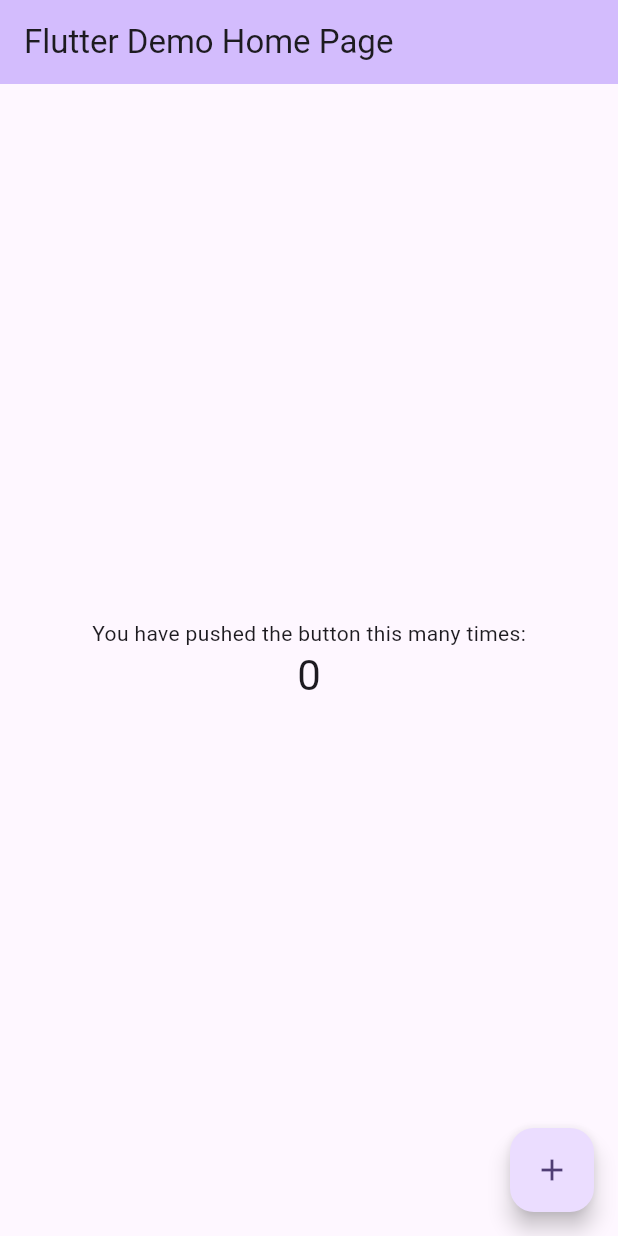
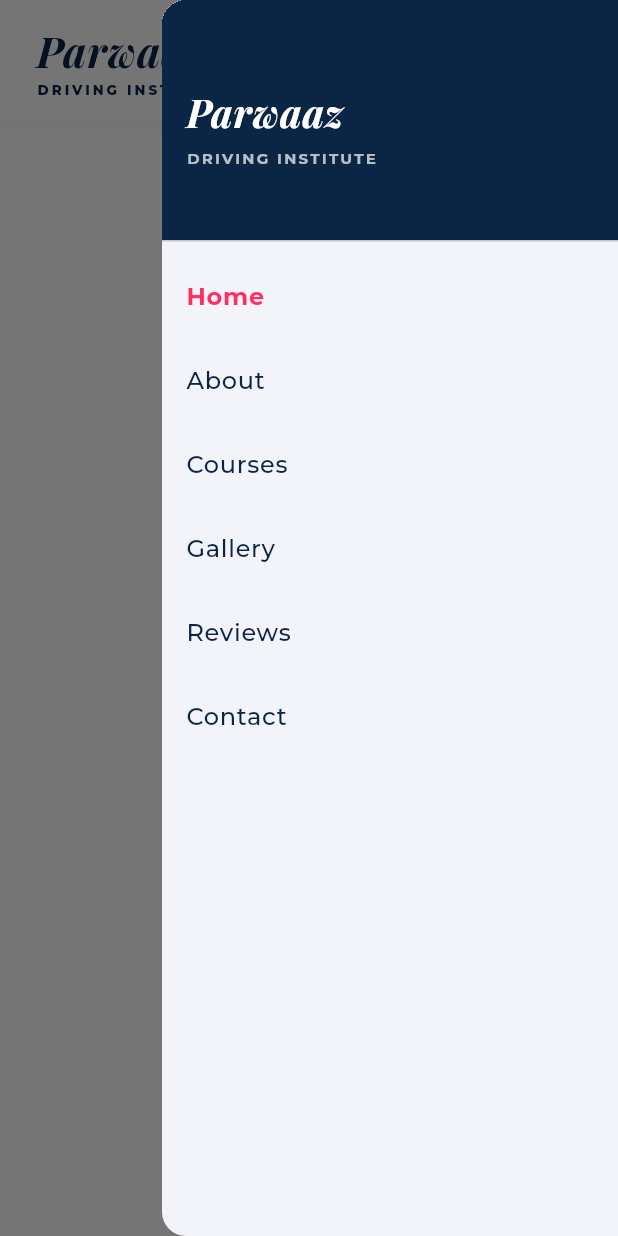
Before and after one commit to mianzainjhandir/Parwaaz_Driving_Institute, a Flutter app: the screen it shows after launch, with the side drawer open (before the commit the screen has no drawer), on a phone screen of 412 x 824 dp. Run offline on Flutter 3.47's test engine with Material 3 defaults, Android fonts, the phone set to English and light mode, and no system bars; our stand-ins replace google_fonts.

Commit message:
Update custom app bar and clean up body

```diff
--- a/lib/main.dart
+++ b/lib/main.dart
@@ -1,4 +1,6 @@
 import 'package:flutter/material.dart';
+import 'package:google_fonts/google_fonts.dart';
+import 'package:parwaz/widgets/parwaz_app_bar.dart';
 
 void main() {
   runApp(const MyApp());
@@ -7,115 +9,121 @@ void main() {
 class MyApp extends StatelessWidget {
   const MyApp({super.key});
 
-  // This widget is the root of your application.
   @override
   Widget build(BuildContext context) {
     return MaterialApp(
-      title: 'Flutter Demo',
+      title: 'Parwaaz Driving Institute',
+      debugShowCheckedModeBanner: false,
       theme: ThemeData(
-        // This is the theme of your application.
-        //
-        // TRY THIS: Try running your application with "flutter run". You'll see
-        // the application has a purple toolbar. Then, without quitting the app,
-        // try changing the seedColor in the colorScheme below to Colors.green
-        // and then invoke "hot reload" (save your changes or press the "hot
-        // reload" button in a Flutter-supported IDE, or press "r" if you used
-        // the command line to start the app).
-        //
-        // Notice that the counter didn't reset back to zero; the application
-        // state is not lost during the reload. To reset the state, use hot
-        // restart instead.
-        //
-        // This works for code too, not just values: Most code changes can be
-        // tested with just a hot reload.
-        colorScheme: .fromSeed(seedColor: Colors.deepPurple),
+        colorScheme: ColorScheme.fromSeed(seedColor: const Color(0xFF0B2545)),
+        useMaterial3: true,
       ),
-      home: const MyHomePage(title: 'Flutter Demo Home Page'),
+      home: const MyHomePage(),
     );
   }
 }
 
 class MyHomePage extends StatefulWidget {
-  const MyHomePage({super.key, required this.title});
-
-  // This widget is the home page of your application. It is stateful, meaning
-  // that it has a State object (defined below) that contains fields that affect
-  // how it looks.
-
-  // This class is the configuration for the state. It holds the values (in this
-  // case the title) provided by the parent (in this case the App widget) and
-  // used by the build method of the State. Fields in a Widget subclass are
-  // always marked "final".
-
-  final String title;
+  const MyHomePage({super.key});
 
   @override
   State<MyHomePage> createState() => _MyHomePageState();
 }
 
 class _MyHomePageState extends State<MyHomePage> {
-  int _counter = 0;
-
-  void _incrementCounter() {
-    setState(() {
-      // This call to setState tells the Flutter framework that something has
-      // changed in this State, which causes it to rerun the build method below
-      // so that the display can reflect the updated values. If we changed
-      // _counter without calling setState(), then the build method would not be
-      // called again, and so nothing would appear to happen.
-      _counter++;
-    });
-  }
+  String _selectedTab = 'Home';
 
   @override
   Widget build(BuildContext context) {
-    // This method is rerun every time setState is called, for instance as done
-    // by the _incrementCounter method above.
-    //
-    // The Flutter framework has been optimized to make rerunning build methods
-    // fast, so that you can just rebuild anything that needs updating rather
-    // than having to individually change instances of widgets.
+    final primaryColor = const Color(0xFF0B2545);
+    final accentPink = const Color(0xFFFF2E63);
+
     return Scaffold(
-      appBar: AppBar(
-        // TRY THIS: Try changing the color here to a specific color (to
-        // Colors.amber, perhaps?) and trigger a hot reload to see the AppBar
-        // change color while the other colors stay the same.
-        backgroundColor: Theme.of(context).colorScheme.inversePrimary,
-        // Here we take the value from the MyHomePage object that was created by
-        // the App.build method, and use it to set our appbar title.
-        title: Text(widget.title),
+      backgroundColor: Colors.white,
+      appBar: ParwaazAppBar(
+        onMenuItemSelected: (title) {
+          setState(() {
+            _selectedTab = title;
+          });
+          ScaffoldMessenger.of(context).showSnackBar(
+            SnackBar(content: Text('Selected: $title')),
+          );
+        },
+        onBookNowPressed: () {
+          ScaffoldMessenger.of(context).showSnackBar(
+            const SnackBar(content: Text('Book Now clicked!')),
+          );
+        },
+        onWhatsAppPressed: () {
+          ScaffoldMessenger.of(context).showSnackBar(
+            const SnackBar(content: Text('WhatsApp chat opened!')),
+          );
+        },
       ),
-      body: Center(
-        // Center is a layout widget. It takes a single child and positions it
-        // in the middle of the parent.
-        child: Column(
-          // Column is also a layout widget. It takes a list of children and
-          // arranges them vertically. By default, it sizes itself to fit its
-          // children horizontally, and tries to be as tall as its parent.
-          //
-          // Column has various properties to control how it sizes itself and
-          // how it positions its children. Here we use mainAxisAlignment to
-          // center the children vertically; the main axis here is the vertical
-          // axis because Columns are vertical (the cross axis would be
-          // horizontal).
-          //
-          // TRY THIS: Invoke "debug painting" (choose the "Toggle Debug Paint"
-          // action in the IDE, or press "p" in the console), to see the
-          // wireframe for each widget.
-          mainAxisAlignment: .center,
+      endDrawer: Drawer(
+        child: ListView(
+          padding: EdgeInsets.zero,
           children: [
-            const Text('You have pushed the button this many times:'),
-            Text(
-              '$_counter',
-              style: Theme.of(context).textTheme.headlineMedium,
+            DrawerHeader(
+              decoration: BoxDecoration(color: primaryColor),
+              child: Column(
+                crossAxisAlignment: CrossAxisAlignment.start,
+                mainAxisAlignment: MainAxisAlignment.center,
+                children: [
+                  Text(
+                    'Parwaaz',
+                    style: GoogleFonts.playfairDisplay(
+                      fontSize: 26,
+                      fontWeight: FontWeight.bold,
+                      fontStyle: FontStyle.italic,
+                      color: Colors.white,
+                    ),
+                  ),
+                  const SizedBox(height: 4),
+                  Text(
+                    'DRIVING INSTITUTE',
+                    style: GoogleFonts.montserrat(
+                      fontSize: 10,
+                      fontWeight: FontWeight.w700,
+                      color: Colors.white70,
+                      letterSpacing: 1.5,
+                    ),
+                  ),
+                ],
+              ),
+            ),
+            ...['Home', 'About', 'Courses', 'Gallery', 'Reviews', 'Contact'].map(
+              (item) => ListTile(
+                title: Text(
+                  item,
+                  style: GoogleFonts.montserrat(
+                    fontWeight: _selectedTab == item ? FontWeight.bold : FontWeight.w500,
+                    color: _selectedTab == item ? accentPink : primaryColor,
+                  ),
+                ),
+                onTap: () {
+                  setState(() {
+                    _selectedTab = item;
+                  });
+                  Navigator.pop(context);
+                  ScaffoldMessenger.of(context).showSnackBar(
+                    SnackBar(content: Text('Selected: $item')),
+                  );
+                },
+              ),
             ),
           ],
         ),
       ),
-      floatingActionButton: FloatingActionButton(
-        onPressed: _incrementCounter,
-        tooltip: 'Increment',
-        child: const Icon(Icons.add),
+      body: Center(
+        child: Text(
+          '$_selectedTab Page',
+          style: GoogleFonts.montserrat(
+            fontSize: 24,
+            fontWeight: FontWeight.w600,
+            color: primaryColor,
+          ),
+        ),
       ),
     );
   }
--- /dev/null
+++ b/lib/widgets/parwaz_app_bar.dart
@@ -0,0 +1,177 @@
+import 'package:flutter/material.dart';
+import 'package:google_fonts/google_fonts.dart';
+
+class ParwaazAppBar extends StatelessWidget implements PreferredSizeWidget {
+  final Function(String)? onMenuItemSelected;
+  final VoidCallback? onBookNowPressed;
+  final VoidCallback? onWhatsAppPressed;
+
+  const ParwaazAppBar({
+    super.key,
+    this.onMenuItemSelected,
+    this.onBookNowPressed,
+    this.onWhatsAppPressed,
+  });
+
+  @override
+  Size get preferredSize => const Size.fromHeight(80);
+
+  @override
+  Widget build(BuildContext context) {
+    final primaryColor = const Color(0xFF0B2545);
+    final accentPink = const Color(0xFFFF2E63);
+    final whatsappGreen = const Color(0xFF25D366);
+
+    return Container(
+      height: 80,
+      padding: const EdgeInsets.symmetric(horizontal: 24, vertical: 12),
+      decoration: BoxDecoration(
+        color: Colors.white,
+        boxShadow: [
+          BoxShadow(
+            color: Colors.black.withValues(alpha: 0.05),
+            blurRadius: 10,
+            offset: const Offset(0, 2),
+          ),
+        ],
+      ),
+      child: LayoutBuilder(
+        builder: (context, constraints) {
+          bool isWide = constraints.maxWidth > 900;
+
+          return Row(
+            mainAxisAlignment: MainAxisAlignment.spaceBetween,
+            children: [
+              // Logo Section
+              Row(
+                children: [
+                  Column(
+                    crossAxisAlignment: CrossAxisAlignment.start,
+                    mainAxisAlignment: MainAxisAlignment.center,
+                    children: [
+                      Text(
+                        'Parwaaz',
+                        style: GoogleFonts.playfairDisplay(
+                          fontSize: 28,
+                          fontWeight: FontWeight.bold,
+                          fontStyle: FontStyle.italic,
+                          color: primaryColor,
+                          letterSpacing: 0.5,
+                        ),
+                      ),
+                      Text(
+                        'DRIVING INSTITUTE',
+                        style: GoogleFonts.montserrat(
+                          fontSize: 9,
+                          fontWeight: FontWeight.w800,
+                          color: primaryColor,
+                          letterSpacing: 2.0,
+                        ),
+                      ),
+                    ],
+                  ),
+                ],
+              ),
+
+              // Navigation Links (for wide screens)
+              if (isWide)
+                Row(
+                  children: [
+                    _navItem('Home', accentPink, true),
+                    const SizedBox(width: 24),
+                    _navItem('About', primaryColor, false),
+                    const SizedBox(width: 24),
+                    _navItem('Courses', primaryColor, false),
+                    const SizedBox(width: 24),
+                    _navItem('Gallery', primaryColor, false),
+                    const SizedBox(width: 24),
+                    _navItem('Reviews', primaryColor, false),
+                    const SizedBox(width: 24),
+                    _navItem('Contact', primaryColor, false),
+                  ],
+                ),
+
+              // Right Actions: Book Now & WhatsApp
+              Row(
+                children: [
+                  ElevatedButton(
+                    onPressed: onBookNowPressed ?? () {},
+                    style: ElevatedButton.styleFrom(
+                      backgroundColor: accentPink,
+                      foregroundColor: Colors.white,
+                      elevation: 0,
+                      padding: const EdgeInsets.symmetric(
+                        horizontal: 20,
+                        vertical: 12,
+                      ),
+                      shape: RoundedRectangleBorder(
+                        borderRadius: BorderRadius.circular(24),
+                      ),
+                    ),
+                    child: Text(
+                      'Book Now',
+                      style: GoogleFonts.montserrat(
+                        fontSize: 14,
+                        fontWeight: FontWeight.w600,
+                      ),
+                    ),
+                  ),
+                  const SizedBox(width: 12),
+                  InkWell(
+                    onTap: onWhatsAppPressed ?? () {},
+                    borderRadius: BorderRadius.circular(50),
+                    child: Container(
+                      width: 44,
+                      height: 44,
+                      decoration: BoxDecoration(
+                        color: whatsappGreen,
+                        shape: BoxShape.circle,
+                      ),
+                      child: const Icon(
+                        Icons.chat,
+                        color: Colors.white,
+                        size: 22,
+                      ),
+                    ),
+                  ),
+                  if (!isWide) ...[
+                    const SizedBox(width: 12),
+                    Builder(
+                      builder: (context) => IconButton(
+                        icon: Icon(Icons.menu, color: primaryColor),
+                        onPressed: () {
+                          Scaffold.of(context).openEndDrawer();
+                        },
+                      ),
+                    ),
+                  ],
+                ],
+              ),
+            ],
+          );
+        },
+      ),
+    );
+  }
+
+  Widget _navItem(String title, Color color, bool isSelected) {
+    return InkWell(
+      onTap: () {
+        if (onMenuItemSelected != null) {
+          onMenuItemSelected!(title);
+        }
+      },
+      child: Padding(
+        padding: const EdgeInsets.symmetric(vertical: 4),
+        child: Text(
+          title,
+          style: GoogleFonts.montserrat(
+            fontSize: 15,
+            fontWeight: isSelected ? FontWeight.w700 : FontWeight.w500,
+            color: color,
+          ),
+        ),
+      ),
+    );
+  }
+}
--- a/pubspec.yaml
+++ b/pubspec.yaml
@@ -31,9 +31,8 @@ dependencies:
   flutter:
     sdk: flutter
 
-  # The following adds the Cupertino Icons font to your application.
-  # Use with the CupertinoIcons class for iOS style icons.
   cupertino_icons: ^1.0.8
+  google_fonts: ^6.2.1
 
 dev_dependencies:
   flutter_test:
```
Also changed, not shown: pubspec.lock, 2 other files.
